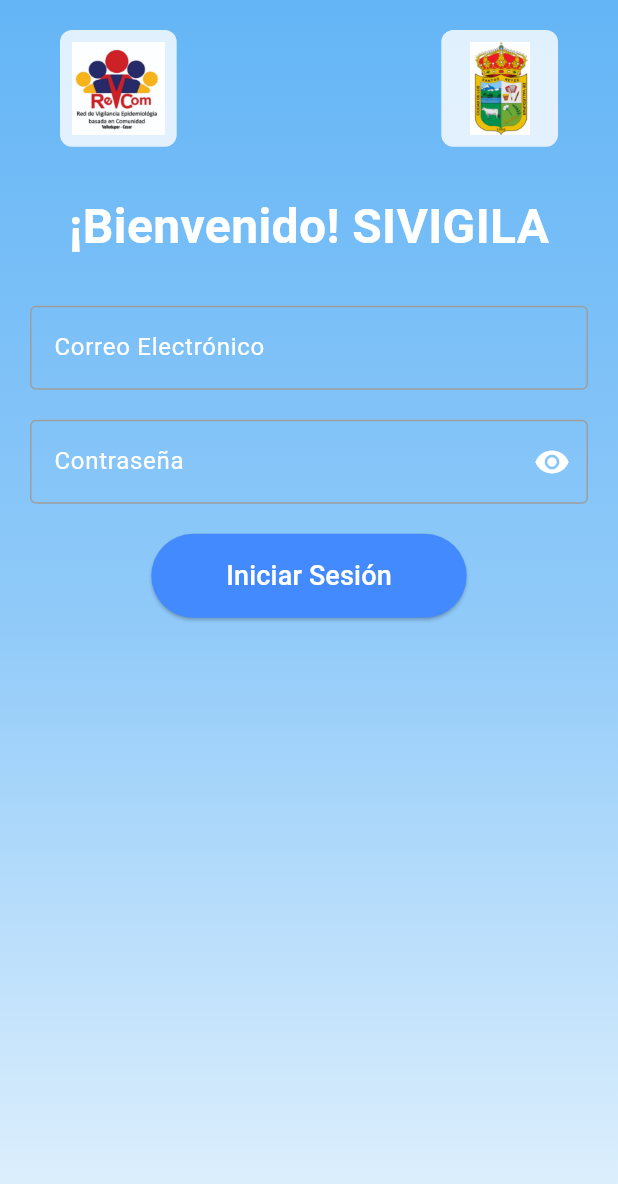
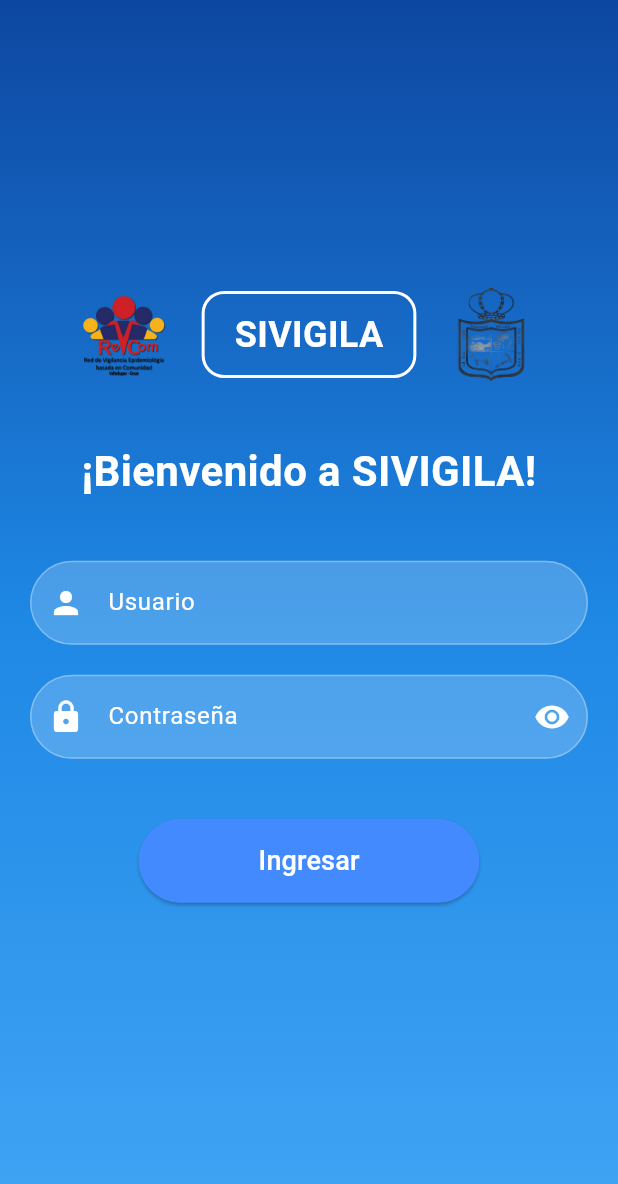
Before and after one commit to QCarlos-02/Sivigila, a Flutter app: the screen it shows after launch, on a phone screen of 412 x 824 dp. Shown: the top 1184 px of the screen. Run offline on Flutter 3.47's test engine with Material 3 defaults, Android fonts, the phone set to English and light mode, and no system bars; our stand-ins replace cloud_firestore, firebase_auth, firebase_core, get, get_storage; accounts and stored records are empty.

Commit message:
nuevo login

```diff
--- a/lib/Pagina/login_page.dart
+++ b/lib/Pagina/login_page.dart
@@ -5,40 +5,47 @@
 import 'package:sivigila/Admin/controllers/controlPerfil.dart';
 import 'package:sivigila/Admin/controllers/reporteController.dart';
 import 'package:sivigila/Admin/controllers/userController.dart';
-import 'package:sivigila/Admin/pages/InicioAdmin.dart';
 import 'package:sivigila/Pagina/desicion.dart';
 import 'Inicio.dart';
 
 class GlobalVariables {
-  // Hacer esta clase singleton
   static final GlobalVariables _instance = GlobalVariables._internal();
-
-  factory GlobalVariables() {
-    return _instance;
-  }
-
+  factory GlobalVariables() => _instance;
   GlobalVariables._internal();
-
-  // Aquí almacenas la contraseña del admin
   String? adminPassword;
 }
 
 class LoginPage extends StatefulWidget {
   const LoginPage({super.key});
-
   @override
   _LoginPageState createState() => _LoginPageState();
 }
 
-class _LoginPageState extends State<LoginPage> {
+class _LoginPageState extends State<LoginPage> with SingleTickerProviderStateMixin {
   Reportecontroller rp = Get.find();
   ControlUserAuth cu = Get.find();
   Controlperfil cp = Get.find();
-  final _emailController = TextEditingController();
+  final _usernameController = TextEditingController();
   final _passwordController = TextEditingController();
   bool _obscurePassword = true;
   final _formKey = GlobalKey<FormState>();
   String? _errorMessage;
+  late AnimationController _animationController;
+
+  @override
+  void initState() {
+    super.initState();
+    _animationController = AnimationController(
+      duration: const Duration(milliseconds: 500),
+      vsync: this,
+    );
+  }
+
+  @override
+  void dispose() {
+    _animationController.dispose();
+    super.dispose();
+  }
 
   void _togglePasswordVisibility() {
     setState(() {
@@ -48,15 +55,17 @@
 
   Future<void> _login() async {
     if (_formKey.currentState!.validate()) {
+      _animationController.forward();
       try {
-        // Intentar iniciar sesión con Firebase
+        // Crear el correo completo agregando "@gmail.com"
+        String email = "${_usernameController.text.trim()}@gmail.com";
+
         UserCredential userCredential =
             await FirebaseAuth.instance.signInWithEmailAndPassword(
-          email: _emailController.text,
+          email: email,
           password: _passwordController.text,
         );
 
-        // Navegar a la pantalla de decisión después de la autenticación
         Navigator.pushReplacement(
           context,
           MaterialPageRoute(builder: (context) => Desicion()),
@@ -65,6 +74,7 @@
         setState(() {
           _errorMessage = e.message;
         });
+        _animationController.reverse();
       }
     }
   }
@@ -72,96 +82,99 @@
   @override
   Widget build(BuildContext context) {
     double screenWidth = MediaQuery.of(context).size.width;
-    double logoSize =
-        screenWidth * 0.15; // Ajuste responsivo para el tamaño de los logos
+    double logoSize = screenWidth * 0.15;
 
     return Scaffold(
-      body: Container(
-        width: double.infinity,
-        height: double.infinity,
+      body: Center(
+        child: Container(
+          padding: const EdgeInsets.symmetric(horizontal: 20.0),
           decoration: BoxDecoration(
             gradient: LinearGradient(
               colors: [
-              Colors.blue.shade300, // Azul más fuerte en la parte superior
-              Colors.blue.shade200, // Azul intermedio
-              Colors.blue.shade50, // Azul claro hacia el final
+                Colors.blue.shade900,
+                Colors.blue.shade600,
+                Colors.blue.shade400,
               ],
               begin: Alignment.topCenter,
               end: Alignment.bottomCenter,
             ),
           ),
+          child: Center(
             child: SingleChildScrollView(
-          child: Padding(
-            padding: const EdgeInsets.all(20.0),
-            child: Center(
               child: Column(
                 mainAxisAlignment: MainAxisAlignment.center,
                 children: [
-                  // Fila de logos en la parte superior
-                  Padding(
-                    padding: const EdgeInsets.symmetric(horizontal: 20.0),
-                    child: Row(
-                      mainAxisAlignment: MainAxisAlignment.spaceBetween,
+                  // Logos a la izquierda y derecha y logo "SIVIGILA" en el centro
+                  Row(
+                    mainAxisAlignment: MainAxisAlignment.center,
                     children: [
-                        Container(
-                          padding: const EdgeInsets.all(8.0),
-                          decoration: BoxDecoration(
-                            color: Colors.white.withOpacity(0.8),
-                            borderRadius: BorderRadius.circular(8.0),
-                          ),
-                          child: Image.asset(
+                      Image.asset(
                         'assets/logo_left.png',
                         width: logoSize,
                         height: logoSize,
                       ),
+                      const SizedBox(width: 20),
+                      Container(
+                        padding: const EdgeInsets.symmetric(horizontal: 20, vertical: 10),
+                        decoration: BoxDecoration(
+                          color: Colors.transparent,
+                          borderRadius: BorderRadius.circular(15.0),
+                          border: Border.all(color: Colors.white, width: 2),
                         ),
-                        Container(
-                          padding: const EdgeInsets.all(8.0),
-                          decoration: BoxDecoration(
-                            color: Colors.white.withOpacity(0.8),
-                            borderRadius: BorderRadius.circular(8.0),
+                        child: const Text(
+                          'SIVIGILA',
+                          style: TextStyle(
+                            fontSize: 24,
+                            fontWeight: FontWeight.bold,
+                            color: Colors.white,
                           ),
-                          child: Image.asset(
+                        ),
+                      ),
+                      const SizedBox(width: 20),
+                      Image.asset(
                         'assets/logo_right.png',
                         width: logoSize,
                         height: logoSize,
                       ),
-                        ),
                     ],
                   ),
-                  ),
-                  const SizedBox(height: 30),
+                  const SizedBox(height: 40),
                   const Text(
-                    '¡Bienvenido! SIVIGILA',
+                    '¡Bienvenido a SIVIGILA!',
                     style: TextStyle(
-                      fontSize: 32,
+                      fontSize: 28,
                       fontWeight: FontWeight.bold,
                       color: Colors.white,
                     ),
+                    textAlign: TextAlign.center,
                   ),
-                  const SizedBox(height: 30),
+                  const SizedBox(height: 40),
                   Form(
                     key: _formKey,
                     child: Column(
+                      crossAxisAlignment: CrossAxisAlignment.stretch,
                       children: [
                         TextFormField(
-                          controller: _emailController,
-                          decoration: const InputDecoration(
-                            labelText: 'Correo Electrónico',
-                            labelStyle: TextStyle(color: Colors.white),
+                          controller: _usernameController,
+                          style: const TextStyle(color: Colors.white),
+                          decoration: InputDecoration(
+                            labelText: 'Usuario',
+                            labelStyle: const TextStyle(color: Colors.white),
+                            prefixIcon: const Icon(Icons.person, color: Colors.white),
+                            filled: true,
+                            fillColor: Colors.white.withOpacity(0.2),
                             focusedBorder: OutlineInputBorder(
-                              borderSide: BorderSide(color: Colors.white),
+                              borderRadius: BorderRadius.circular(30.0),
+                              borderSide: const BorderSide(color: Colors.white),
                             ),
                             enabledBorder: OutlineInputBorder(
-                              borderSide: BorderSide(color: Colors.grey),
+                              borderRadius: BorderRadius.circular(30.0),
+                              borderSide: const BorderSide(color: Colors.white30),
                             ),
                           ),
                           validator: (value) {
                             if (value == null || value.isEmpty) {
-                              return 'Por favor, ingresa tu correo';
-                            } else if (!RegExp(r'^[^@]+@[^@]+\.[^@]+')
-                                .hasMatch(value)) {
-                              return 'Ingresa un correo válido';
+                              return 'Por favor, ingresa tu usuario';
                             }
                             return null;
                           },
@@ -170,20 +183,24 @@
                         TextFormField(
                           controller: _passwordController,
                           obscureText: _obscurePassword,
+                          style: const TextStyle(color: Colors.white),
                           decoration: InputDecoration(
                             labelText: 'Contraseña',
                             labelStyle: const TextStyle(color: Colors.white),
-                            focusedBorder: const OutlineInputBorder(
-                              borderSide: BorderSide(color: Colors.white),
+                            prefixIcon: const Icon(Icons.lock, color: Colors.white),
+                            filled: true,
+                            fillColor: Colors.white.withOpacity(0.2),
+                            focusedBorder: OutlineInputBorder(
+                              borderRadius: BorderRadius.circular(30.0),
+                              borderSide: const BorderSide(color: Colors.white),
                             ),
-                            enabledBorder: const OutlineInputBorder(
-                              borderSide: BorderSide(color: Colors.grey),
+                            enabledBorder: OutlineInputBorder(
+                              borderRadius: BorderRadius.circular(30.0),
+                              borderSide: const BorderSide(color: Colors.white30),
                             ),
                             suffixIcon: IconButton(
                               icon: Icon(
-                                _obscurePassword
-                                    ? Icons.visibility
-                                    : Icons.visibility_off,
+                                _obscurePassword ? Icons.visibility : Icons.visibility_off,
                                 color: Colors.white,
                               ),
                               onPressed: _togglePasswordVisibility,
@@ -203,23 +220,28 @@
                             child: Text(
                               _errorMessage!,
                               style: const TextStyle(color: Colors.red),
+                              textAlign: TextAlign.center,
                             ),
                           ),
-                        ElevatedButton(
+                        const SizedBox(height: 20),
+                        // Botón de "Ingresar"
+                        Center(
+                          child: ElevatedButton(
                             onPressed: _login,
                             style: ElevatedButton.styleFrom(
                               backgroundColor: Colors.blueAccent,
-                            padding: const EdgeInsets.symmetric(
-                                horizontal: 50, vertical: 15),
+                              padding: const EdgeInsets.symmetric(horizontal: 80, vertical: 15),
                               shape: RoundedRectangleBorder(
                                 borderRadius: BorderRadius.circular(30),
                               ),
                             ),
                             child: const Text(
-                            'Iniciar Sesión',
+                              'Ingresar',
                               style: TextStyle(fontSize: 18, color: Colors.white),
                             ),
                           ),
+                        ),
+                        const SizedBox(height: 30),
                       ],
                     ),
                   ),
```
Also changed, not shown: assets/logo_left.png, assets/logo_right.png. Lines whose indentation alone changed are shown as unchanged.
